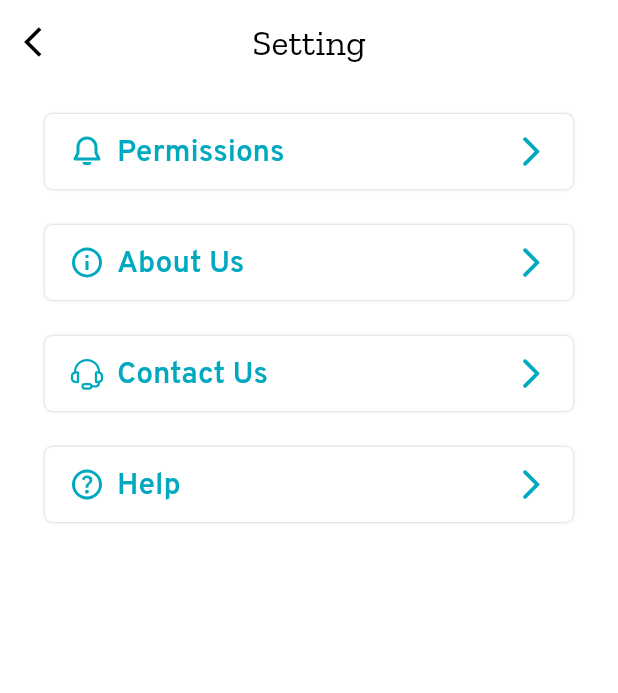
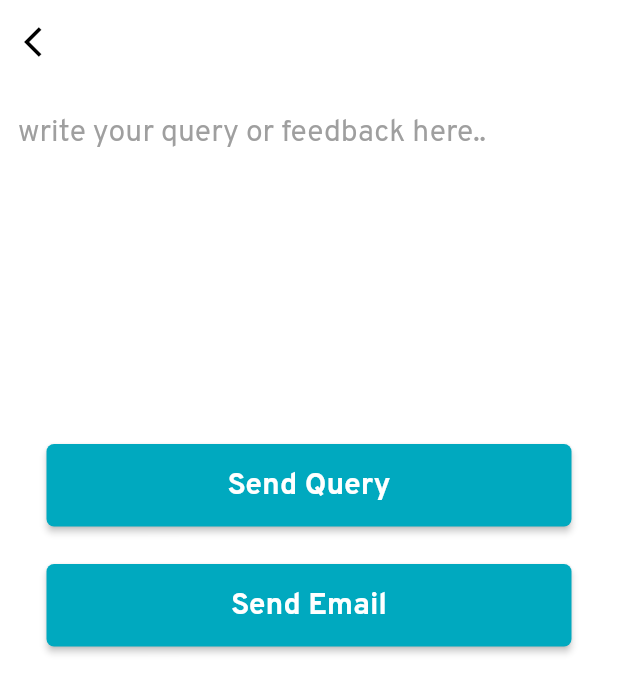
Before and after one commit to SHEKHAR02002/Scheme_Suvidha, a Flutter app: the Setting screen opened directly, after a tap on "Help", on a phone screen of 412 x 824 dp. Shown: the top 693 px of the screen. Run offline on Flutter 3.47's test engine with Material 2 defaults, Android fonts, the phone set to English and light mode, and no system bars; our stand-ins replace cached_network_image, cloud_firestore, firebase_auth, firebase_core, firebase_messaging, firebase_storage and 7 more; missing offline and left inert: tbib_splash_screen; accounts and stored records are empty; project files that could hold a hidden picture were left out.

Commit message:
help page added

```diff
--- /dev/null
+++ b/lib/widget/setting/help.dart
@@ -0,0 +1,92 @@
+import 'package:flutter/material.dart';
+import 'package:scheme/Theme/color.dart';
+
+class Help extends StatefulWidget {
+  const Help({super.key});
+
+  @override
+  State<Help> createState() => _HelpState();
+}
+
+class _HelpState extends State<Help> {
+  @override
+  Widget build(BuildContext context) {
+    return Scaffold(
+      appBar: AppBar(
+        elevation: 0,
+        backgroundColor: bgcolor,
+        leading: Icon(
+          Icons.arrow_back_ios,
+          color: black,
+        ),
+        automaticallyImplyLeading: false,
+        centerTitle: true,
+        title: Text("Help",
+            style: TextStyle(
+              fontSize: 20,
+              fontWeight: FontWeight.w400,
+            )),
+      ),
+      body: SingleChildScrollView(
+          child: Column(
+        children: [
+          TextField(
+            maxLines: 8,
+            keyboardType: TextInputType.multiline,
+            style: TextStyle(
+              fontSize: 20,
+              fontWeight: FontWeight.w400,
+              color: Colors.black,
+            ),
+            decoration: InputDecoration(
+                enabledBorder: OutlineInputBorder(
+                    borderRadius: BorderRadius.circular(5),
+                    borderSide: BorderSide(color: Colors.transparent)),
+                focusedBorder: OutlineInputBorder(
+                    borderRadius: BorderRadius.circular(5),
+                    borderSide: BorderSide(color: Colors.transparent)),
+                hintText: "write your query or feedback here..",
+                hintStyle: TextStyle(
+                  color: Color(
+                    0xff9f9f9f,
+                  ),
+                  fontSize: 20,
+                  fontWeight: FontWeight.w400,
+                )),
+          ),
+          ElevatedButton(
+              style: ElevatedButton.styleFrom(
+                  backgroundColor: primary,
+                  shape: RoundedRectangleBorder(
+                    borderRadius: BorderRadius.circular(5),
+                  ),
+                  fixedSize: Size(350, 55)),
+              onPressed: () {},
+              child: Text(
+                "Send Query",
+                style: TextStyle(
+                  fontSize: 20,
+                  fontWeight: FontWeight.w700,
+                ),
+              )),
+          SizedBox(height: 25),
+          ElevatedButton(
+              style: ElevatedButton.styleFrom(
+                  backgroundColor: primary,
+                  shape: RoundedRectangleBorder(
+                    borderRadius: BorderRadius.circular(5),
+                  ),
+                  fixedSize: Size(350, 55)),
+              onPressed: () {},
+              child: Text(
+                "Send Email",
+                style: TextStyle(
+                  fontSize: 20,
+                  fontWeight: FontWeight.w700,
+                ),
+              ))
+        ],
+      )),
+    );
+  }
+}
--- a/lib/widget/setting/setting.dart
+++ b/lib/widget/setting/setting.dart
@@ -1,6 +1,7 @@
 import 'package:flutter/material.dart';
 import 'package:flutter_svg/flutter_svg.dart';
 import 'package:scheme/Theme/color.dart';
+import 'package:scheme/widget/setting/help.dart';
 import 'package:scheme/widget/setting/permission.dart';
 
 class Setting extends StatefulWidget {
@@ -207,7 +208,10 @@ class _SettingState extends State<Setting> {
                 ],
               ),
               child: InkWell(
-                onTap: () {},
+                onTap: () {
+                  Navigator.push(context,
+                      MaterialPageRoute(builder: ((context) => Help())));
+                },
                 child: Padding(
                   padding: const EdgeInsets.all(13.0),
                   child: Row(children: [
```
